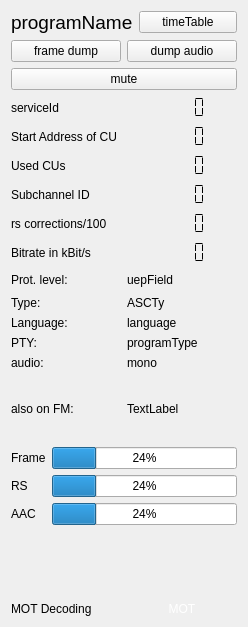
First picture: the form in forms/technical_data.ui, repository JvanKatwijk/qt-dab, before the edit.
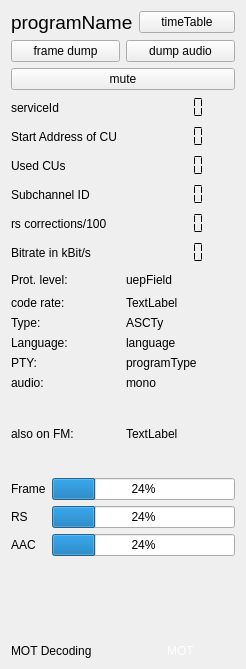
Second picture: the form after the edit. Custom widgets are drawn as their Qt base class.

Diff of the .ui file:
```diff
--- a/forms/technical_data.ui
+++ b/forms/technical_data.ui
@@ -6,8 +6,8 @@
    <rect>
     <x>0</x>
     <y>0</y>
-    <width>248</width>
-    <height>627</height>
+    <width>246</width>
+    <height>669</height>
    </rect>
   </property>
   <property name="windowTitle">
@@ -195,6 +195,33 @@
    </item>
    <item>
     <layout class="QGridLayout" name="gridLayout_2">
+     <item row="4" column="0">
+      <widget class="QLabel" name="label_10">
+       <property name="text">
+        <string>PTY:</string>
+       </property>
+      </widget>
+     </item>
+     <item row="1" column="1">
+      <widget class="QLabel" name="codeRate">
+       <property name="text">
+        <string>TextLabel</string>
+       </property>
+      </widget>
+     </item>
+     <item row="4" column="1">
+      <widget class="QLabel" name="programType">
+       <property name="toolTip">
+        <string>&lt;html&gt;&lt;head/&gt;&lt;body&gt;&lt;p&gt;PTY (Program Type)&lt;/p&gt;&lt;/body&gt;&lt;/html&gt;</string>
+       </property>
+       <property name="frameShape">
+        <enum>QFrame::NoFrame</enum>
+       </property>
+       <property name="text">
+        <string>programType</string>
+       </property>
+      </widget>
+     </item>
      <item row="0" column="0">
       <widget class="QLabel" name="label_5">
        <property name="minimumSize">
@@ -208,33 +235,7 @@
        </property>
       </widget>
      </item>
-     <item row="0" column="1">
-      <widget class="QLabel" name="uepField">
-       <property name="minimumSize">
-        <size>
-         <width>0</width>
-         <height>20</height>
-        </size>
-       </property>
-       <property name="toolTip">
-        <string>&lt;html&gt;&lt;head/&gt;&lt;body&gt;&lt;p&gt;Shows Protection Level and Type (A or B)&lt;/p&gt;&lt;/body&gt;&lt;/html&gt;</string>
-       </property>
-       <property name="frameShape">
-        <enum>QFrame::NoFrame</enum>
-       </property>
-       <property name="text">
-        <string>uepField</string>
-       </property>
-      </widget>
-     </item>
-     <item row="1" column="0">
-      <widget class="QLabel" name="label_8">
-       <property name="text">
-        <string>Type:</string>
-       </property>
-      </widget>
-     </item>
-     <item row="1" column="1">
+     <item row="2" column="1">
       <widget class="QLabel" name="ASCTy">
        <property name="frameShape">
         <enum>QFrame::NoFrame</enum>
@@ -244,14 +245,54 @@
        </property>
       </widget>
      </item>
+     <item row="5" column="0">
+      <widget class="QLabel" name="label_11">
+       <property name="text">
+        <string>audio:</string>
+       </property>
+      </widget>
+     </item>
      <item row="2" column="0">
+      <widget class="QLabel" name="label_8">
+       <property name="text">
+        <string>Type:</string>
+       </property>
+      </widget>
+     </item>
+     <item row="3" column="0">
       <widget class="QLabel" name="label_9">
        <property name="text">
         <string>Language:</string>
        </property>
       </widget>
      </item>
-     <item row="2" column="1">
+     <item row="0" column="1">
+      <widget class="QLabel" name="uepField">
+       <property name="minimumSize">
+        <size>
+         <width>0</width>
+         <height>20</height>
+        </size>
+       </property>
+       <property name="toolTip">
+        <string>&lt;html&gt;&lt;head/&gt;&lt;body&gt;&lt;p&gt;Shows Protection Level and Type (A or B)&lt;/p&gt;&lt;/body&gt;&lt;/html&gt;</string>
+       </property>
+       <property name="frameShape">
+        <enum>QFrame::NoFrame</enum>
+       </property>
+       <property name="text">
+        <string>uepField</string>
+       </property>
+      </widget>
+     </item>
+     <item row="1" column="0">
+      <widget class="QLabel" name="label_12">
+       <property name="text">
+        <string>code rate:</string>
+       </property>
+      </widget>
+     </item>
+     <item row="3" column="1">
       <widget class="QLabel" name="language">
        <property name="toolTip">
         <string>&lt;html&gt;&lt;head/&gt;&lt;body&gt;&lt;p&gt;Language (defined by provider)&lt;/p&gt;&lt;/body&gt;&lt;/html&gt;</string>
@@ -264,34 +305,7 @@
        </property>
       </widget>
      </item>
-     <item row="3" column="0">
-      <widget class="QLabel" name="label_10">
-       <property name="text">
-        <string>PTY:</string>
-       </property>
-      </widget>
-     </item>
-     <item row="3" column="1">
-      <widget class="QLabel" name="programType">
-       <property name="toolTip">
-        <string>&lt;html&gt;&lt;head/&gt;&lt;body&gt;&lt;p&gt;PTY (Program Type)&lt;/p&gt;&lt;/body&gt;&lt;/html&gt;</string>
-       </property>
-       <property name="frameShape">
-        <enum>QFrame::NoFrame</enum>
-       </property>
-       <property name="text">
-        <string>programType</string>
-       </property>
-      </widget>
-     </item>
-     <item row="4" column="0">
-      <widget class="QLabel" name="label_11">
-       <property name="text">
-        <string>audio:</string>
-       </property>
-      </widget>
-     </item>
-     <item row="4" column="1">
+     <item row="5" column="1">
       <widget class="QLabel" name="stereoLabel">
        <property name="toolTip">
         <string>&lt;html&gt;&lt;head/&gt;&lt;body&gt;&lt;p&gt;Stereo or mono indicator. &lt;/p&gt;&lt;p&gt;Note: May not work properly in some cases.&lt;/p&gt;&lt;/body&gt;&lt;/html&gt;</string>
```
Left out of the diff: 14 changed lines with no effect on the pictures.
